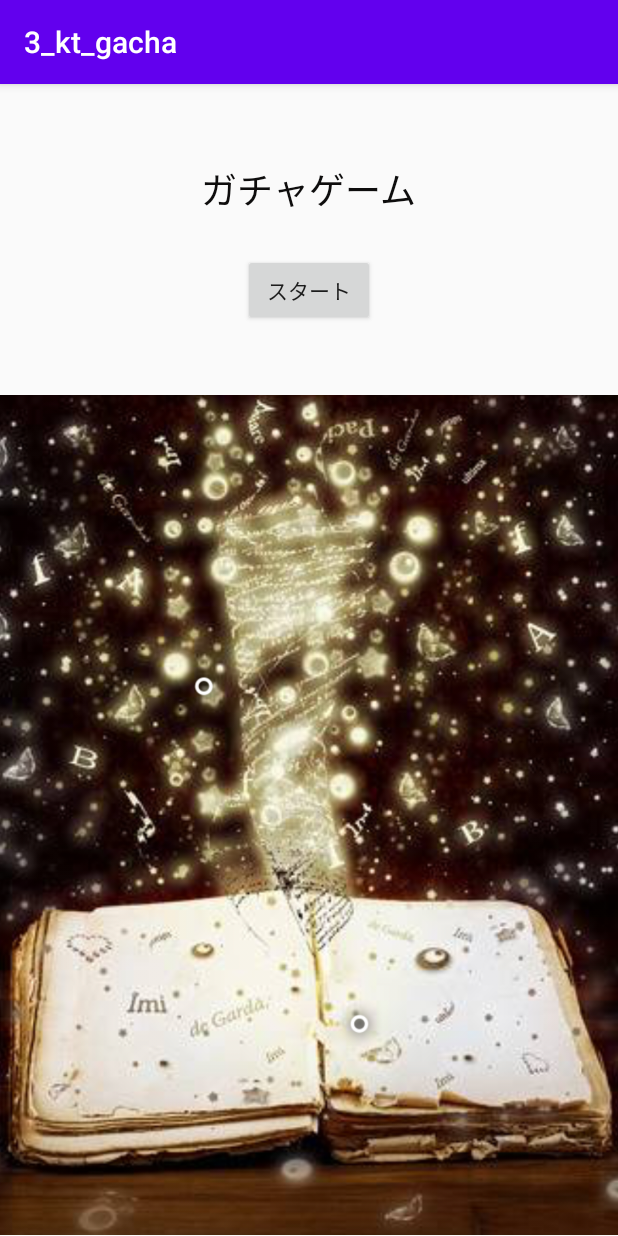
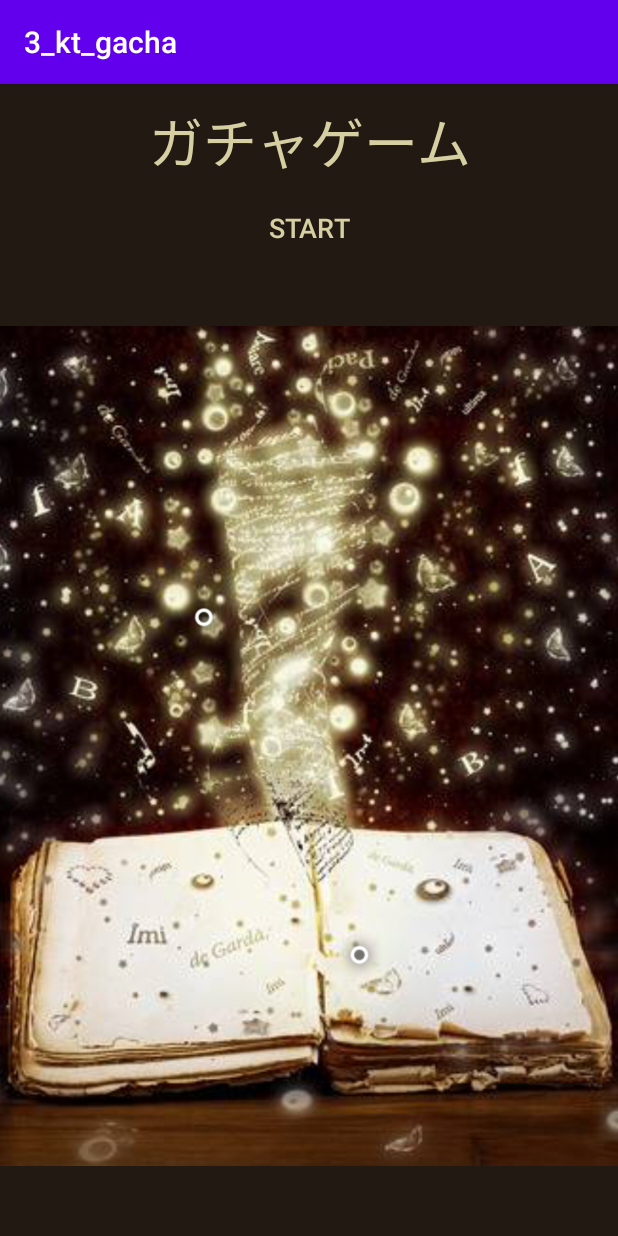
Before and after one commit to koharup/3_kt_gacha, an Android app: the screen it shows after launch (MainActivity), on a phone screen of 412 x 824 dp. Run offline under Robolectric (Android 15) with nearby library versions, the phone set to English and light mode, and no system bars.

Commit message:
デザイン変更

```diff
--- a/app/src/main/java/app/sano/picchi/a3_kt_gacha/ResultActivity.kt
+++ b/app/src/main/java/app/sano/picchi/a3_kt_gacha/ResultActivity.kt
@@ -16,8 +16,8 @@ class ResultActivity : AppCompatActivity() {
 
     var repeat : Int = 0
 
-    //あとで15秒に修正
-    var timer : CountDownTimer = object :CountDownTimer(6700,1){
+
+    var timer : CountDownTimer = object :CountDownTimer(6500,1){
 
         override fun onFinish(){
             repeat = 0
--- a/app/src/main/res/layout/activity_main.xml
+++ b/app/src/main/res/layout/activity_main.xml
@@ -1,41 +1,39 @@
 <?xml version="1.0" encoding="utf-8"?>
-<androidx.constraintlayout.widget.ConstraintLayout xmlns:android="http://schemas.android.com/apk/res/android"
+<LinearLayout xmlns:android="http://schemas.android.com/apk/res/android"
     xmlns:app="http://schemas.android.com/apk/res-auto"
     xmlns:tools="http://schemas.android.com/tools"
     android:layout_width="match_parent"
     android:layout_height="match_parent"
+    android:background="#231913"
+    android:orientation="vertical"
     tools:context=".MainActivity">
 
     <TextView
         android:id="@+id/textView"
-        android:layout_width="wrap_content"
-        android:layout_height="wrap_content"
-        android:layout_marginTop="52dp"
+        android:layout_width="match_parent"
+        android:layout_height="0dp"
+        android:layout_weight="0.1"
+        android:fontFamily="serif"
+        android:gravity="center"
         android:text="ガチャゲーム"
-        android:textColor="#0E0D0D"
-        android:textSize="24sp"
-        app:layout_constraintEnd_toEndOf="parent"
-        app:layout_constraintHorizontal_bias="0.498"
-        app:layout_constraintStart_toStartOf="parent"
-        app:layout_constraintTop_toTopOf="parent" />
+        android:textColor="#D6CFA2"
+        android:textSize="36sp" />
 
     <Button
         android:id="@+id/button"
-        android:layout_width="wrap_content"
-        android:layout_height="wrap_content"
-        android:layout_marginTop="25dp"
+        android:layout_width="match_parent"
+        android:layout_height="0dp"
+        android:layout_weight="0.05"
+        android:background="#00000000"
         android:onClick="start"
-        android:text="スタート"
-        app:layout_constraintEnd_toEndOf="parent"
-        app:layout_constraintStart_toStartOf="parent"
-        app:layout_constraintTop_toBottomOf="@+id/textView" />
+        android:text="Start"
+        android:textColor="#D6CFA2"
+        android:textSize="18sp" />
 
     <ImageView
-        android:id="@+id/imageView4"
-        android:layout_width="wrap_content"
-        android:layout_height="561dp"
-        app:layout_constraintBottom_toBottomOf="parent"
-        app:layout_constraintEnd_toEndOf="parent"
-        app:layout_constraintStart_toStartOf="parent"
+        android:id="@+id/imageView"
+        android:layout_width="match_parent"
+        android:layout_height="0dp"
+        android:layout_weight="0.85"
         app:srcCompat="@drawable/book" />
-</androidx.constraintlayout.widget.ConstraintLayout>
+</LinearLayout>
```
